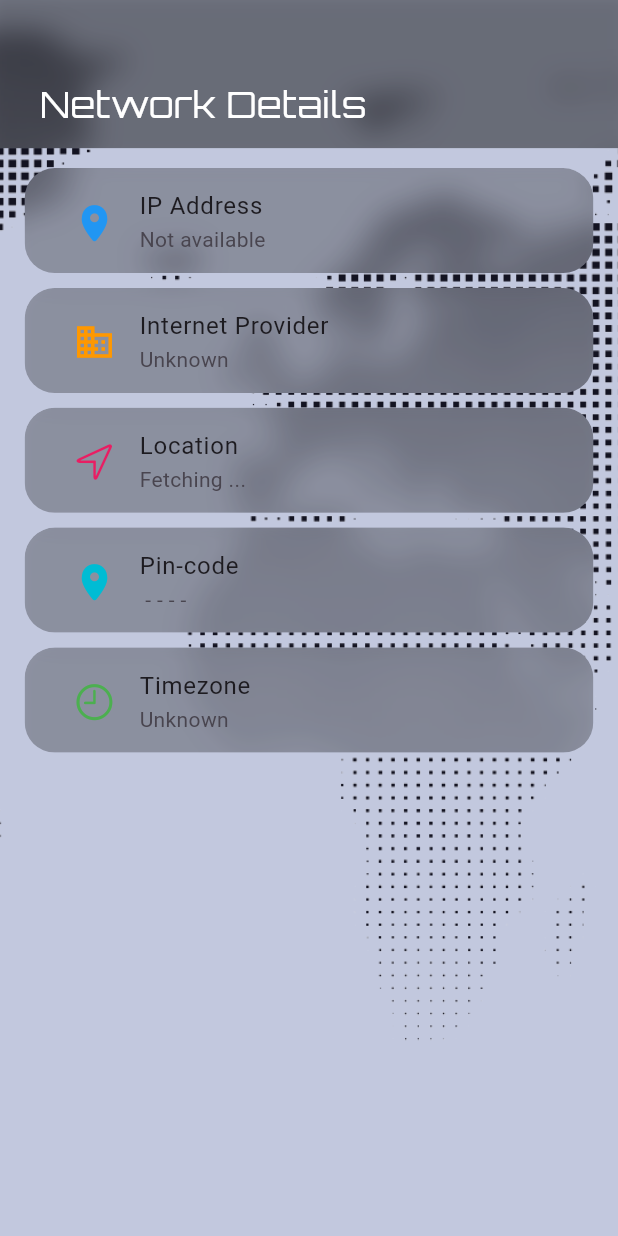
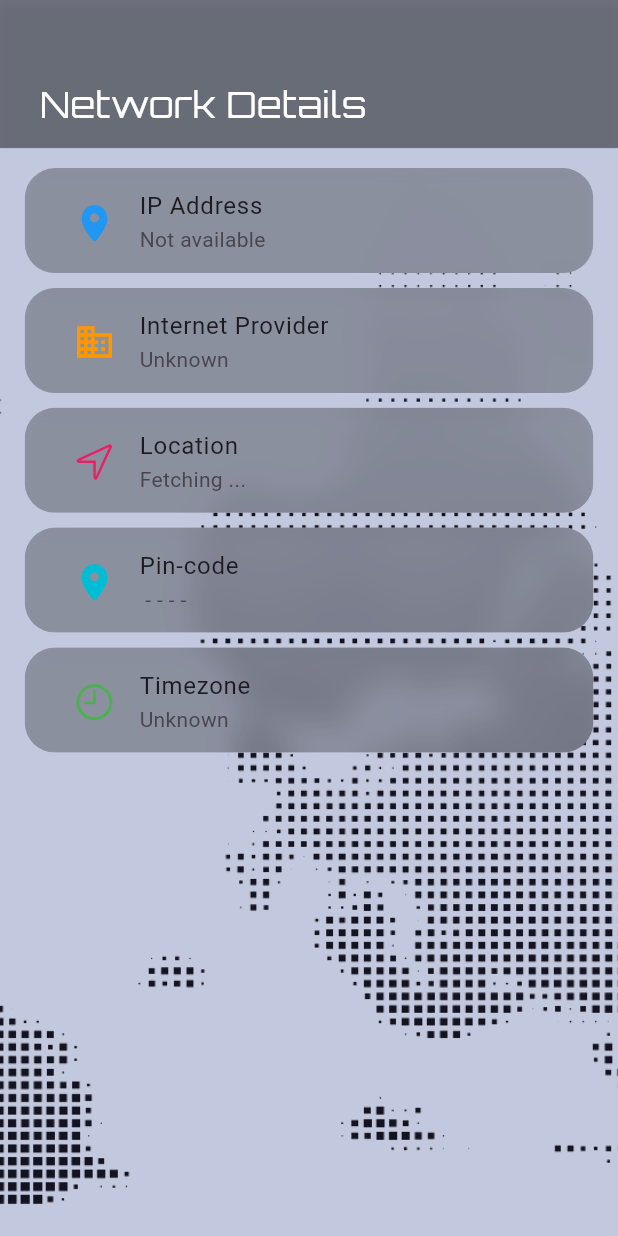
Before and after one commit to BatesharXgit/GhostNet, a Flutter app: the NetworkInformation screen opened directly, after a tap on "IP Address", on a phone screen of 412 x 824 dp. Run offline on Flutter 3.47's test engine with Material 3 defaults, Android fonts, the phone set to English and light mode, and no system bars; our stand-ins replace csv, firebase_core, firebase_remote_config, get, google_fonts, google_mobile_ads and 3 more; accounts and stored records are empty; network calls fail.

Commit message:
network information improved

```diff
--- a/ghostnet/lib/screens/network_test.dart
+++ b/ghostnet/lib/screens/network_test.dart
@@ -2,6 +2,7 @@ import 'dart:ui';
 
 import 'package:flutter/cupertino.dart';
 import 'package:flutter/material.dart';
+import 'package:flutter/widgets.dart';
 import 'package:get/get.dart';
 import 'package:google_fonts/google_fonts.dart';
 
@@ -24,13 +25,17 @@ class NetworkInformation extends StatelessWidget {
       backgroundColor: Theme.of(context).backgroundColour,
       body: Stack(
         children: [
-          Container(
+          Transform(
+            alignment: Alignment.center,
+            transform: Matrix4.rotationX(3.141592653589793),
+            child: Container(
               // height: mediaQuery.height * .4,
               // height: 400,
               decoration: BoxDecoration(
                 image: DecorationImage(
                   image: AssetImage('assets/images/dot.png'),
                   fit: BoxFit.cover,
+                ),
               ),
             ),
           ),
```
Also changed, not shown: ghostnet/lib/screens/homescreen.dart (+50 -37 lines). Lines whose indentation alone changed are shown as unchanged.
